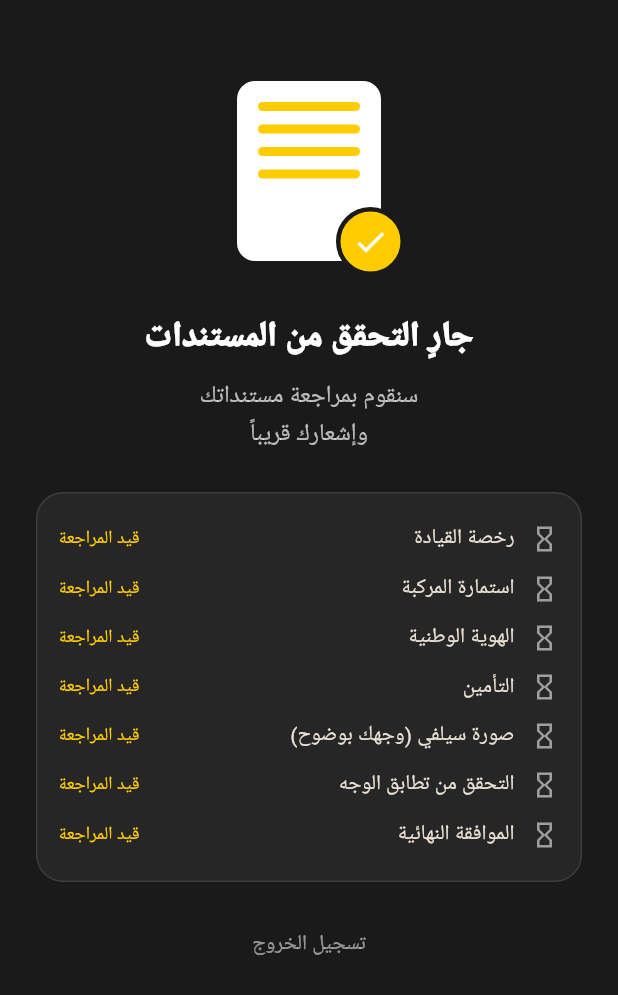
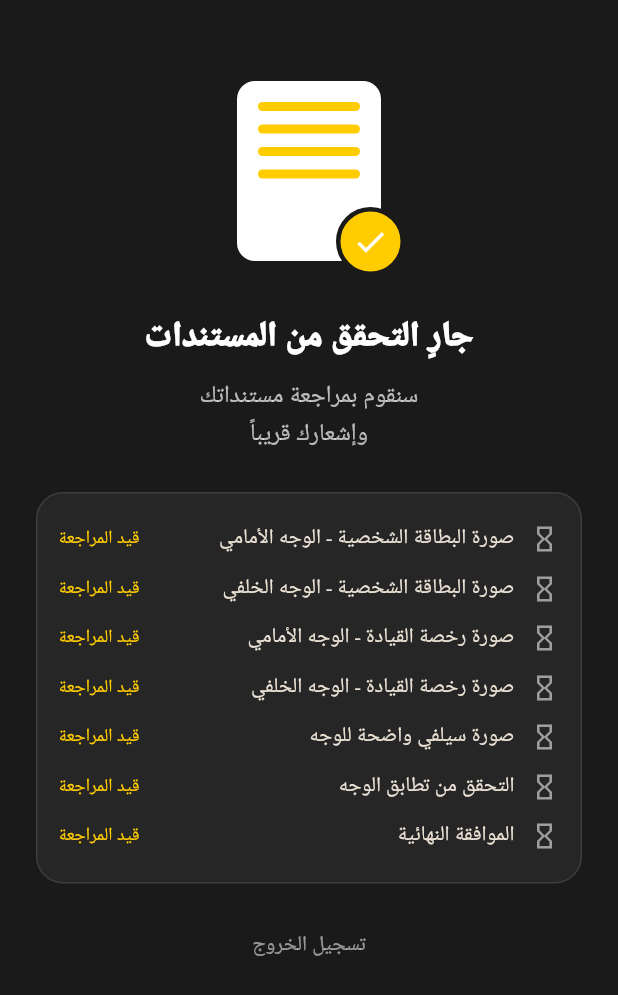
Before and after one commit to minostore/sikka_raider2, a Flutter app: the PendingScreen screen opened directly with empty values, on a phone screen of 412 x 824 dp. Shown: the top 995 px of the screen. Run offline on Flutter 3.47's test engine with Material 3 defaults, Android fonts, the phone set to English and light mode, and no system bars; our stand-ins replace audioplayers, camera, file_picker, firebase_auth, firebase_core, firebase_database and 10 more; missing offline and left inert: android_intent_plus, flutter_overlay_window, google_mlkit_face_detection, tflite_flutter; accounts and stored records are empty.

Commit message:
Last Sync: 2026-10-16 18:00 (Mobile)

```diff
--- a/lib/screens/docs_screen.dart
+++ b/lib/screens/docs_screen.dart
@@ -19,11 +19,11 @@ const _defaultUploadApi = 'https://sikka.mohamedmini2006.workers.dev'; // خدم
 /// الأوراق المطلوبة الافتراضية. يمكن للإدارة تعديلها (الاسم/الصورة/الإضافة/الحذف) من لوحة التحكم
 /// ← الأوراق المطلوبة، وتظهر مباشرة في التطبيق عبر settings/requiredDocs.
 final Map<String, String> docLabels = {
-  'license': 'رخصة القيادة',
-  'registration': 'استمارة المركبة',
-  'nationalId': 'الهوية الوطنية',
-  'insurance': 'التأمين',
-  'photo': 'صورة سيلفي (وجهك بوضوح)',
+  'nationalIdFront': 'صورة البطاقة الشخصية - الوجه الأمامي',
+  'nationalIdBack': 'صورة البطاقة الشخصية - الوجه الخلفي',
+  'licenseFront': 'صورة رخصة القيادة - الوجه الأمامي',
+  'licenseBack': 'صورة رخصة القيادة - الوجه الخلفي',
+  'photo': 'صورة سيلفي واضحة للوجه',
 };
 const docIcons = {
   'license': Icons.badge_outlined,
@@ -264,7 +264,7 @@ class _DocsScreenState extends State<DocsScreen> {
       await FirebaseDatabase.instance.ref('drivers/$_uid').update({'status': 'pending', 'submittedAt': ServerValue.timestamp});
       if (!mounted) return;
       // التحقق من تطابق السيلفي مع المستندات (يتم على الخادم بخدمة تعرف على الوجه)
-      final r = await Navigator.push<String>(context, MaterialPageRoute(builder: (_) => FaceVerifyScreen(selfiePath: _localPaths['photo'], idPaths: {for (final k in const ['nationalId', 'license']) if (_localPaths[k] != null) k: _localPaths[k]!})));
+      final r = await Navigator.push<String>(context, MaterialPageRoute(builder: (_) => FaceVerifyScreen(selfiePath: _localPaths['photo'], idPaths: {for (final k in const ['nationalIdFront', 'nationalIdBack', 'licenseFront', 'licenseBack', 'nationalId', 'license']) if (_localPaths[k] != null) k: _localPaths[k]!})));
       if (!mounted) return;
       if (r == 'failed') {
         showSnack(context, 'أعد التقاط السيلفي ثم أرسل المستندات مرة أخرى', error: true);
--- a/lib/screens/ticket_chat_screen.dart
+++ b/lib/screens/ticket_chat_screen.dart
@@ -180,7 +180,7 @@ class _TicketChatScreenState extends State<TicketChatScreen> {
     final candidateUrl = a['downloadUrl']?.toString();
     final directUrl =
         candidateUrl != null &&
-            candidateUrl.startsWith('https://firebasestorage.googleapis.com/')
+            candidateUrl.startsWith('https://')
         ? candidateUrl
         : null;
     if (mime.startsWith('image/')) {
```
Also changed, not shown: lib/screens/profile_screen.dart (+16 -3 lines), lib/services/ticket_attachment_service.dart (+28 -39 lines).
